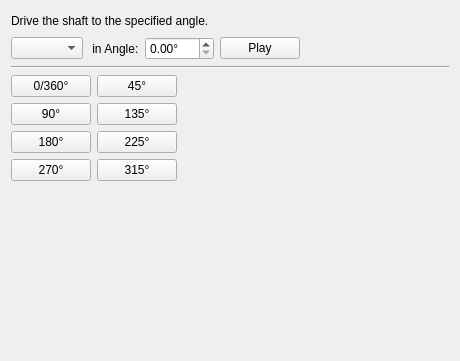
The window that core/panel/run_Drive_shaft.ui (KmolYuan/Pyslvs-UI) describes before a commit, drawn with Qt 5.
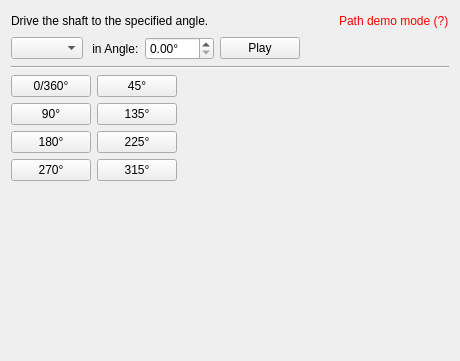
The same window after the commit.

What changed in the file:
```diff
--- a/core/panel/run_Drive_shaft.ui
+++ b/core/panel/run_Drive_shaft.ui
@@ -42,6 +42,16 @@
        </property>
       </spacer>
      </item>
+     <item>
+      <widget class="QLabel" name="pathDemoMode">
+       <property name="toolTip">
+        <string>Using Path data to present mechanism.</string>
+       </property>
+       <property name="text">
+        <string>&lt;html&gt;&lt;head/&gt;&lt;body&gt;&lt;p&gt;&lt;span style=&quot; color:#ff0000;&quot;&gt;Path demo mode (?)&lt;/span&gt;&lt;/p&gt;&lt;/body&gt;&lt;/html&gt;</string>
+       </property>
+      </widget>
+     </item>
     </layout>
    </item>
    <item>
```
